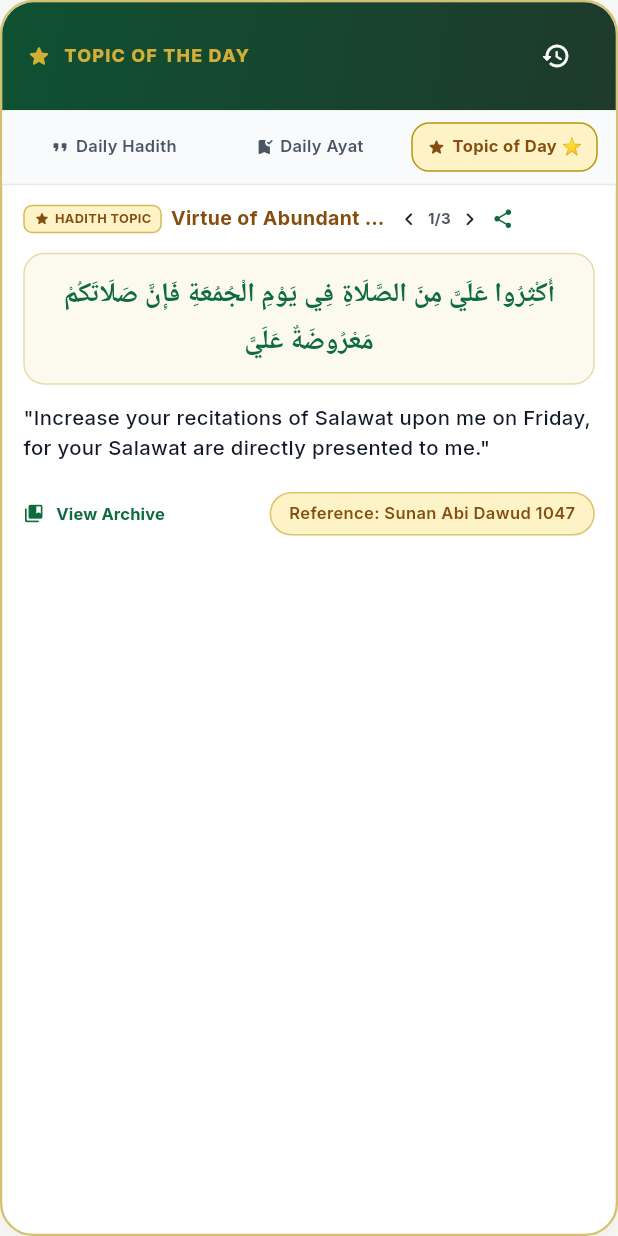
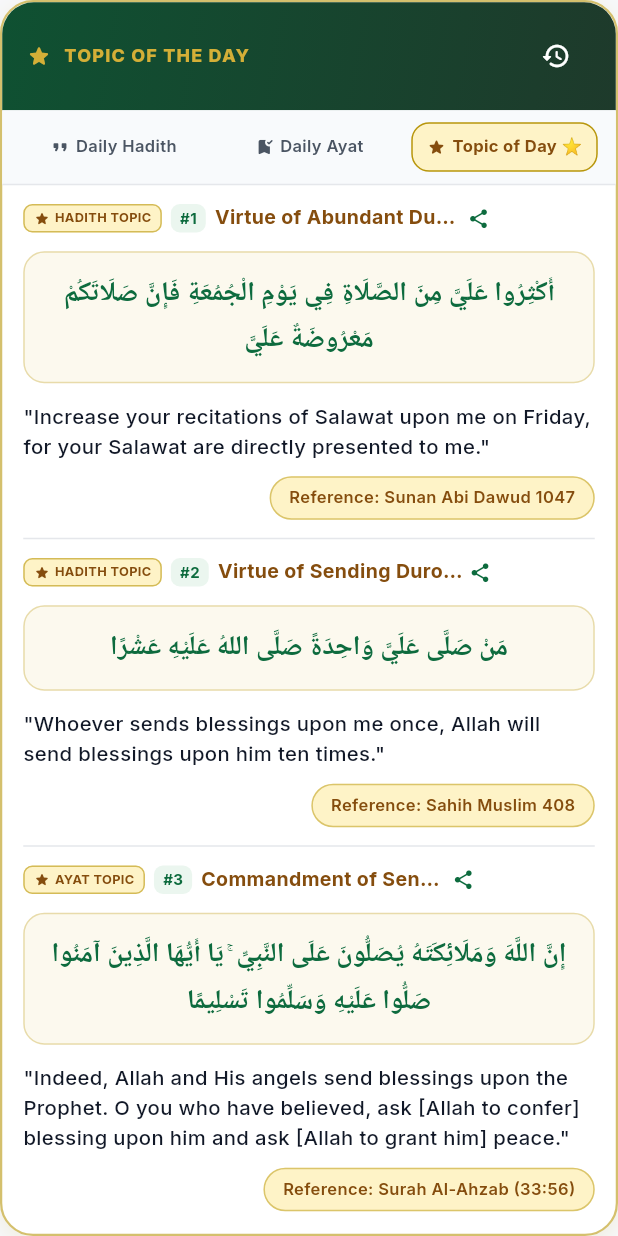
Before and after one commit to Hassan-Developer-cmd/NOOR-E-SUNNAT, a Flutter app: the HadithWisdomCard widget shown alone on an empty page, opened directly, after a tap on "Daily Ayat", after a tap on "Topic of Day ⭐", on a phone screen of 412 x 824 dp. Run offline on Flutter 3.47's test engine with Material 3 defaults, Android fonts, the phone set to English and light mode, and no system bars; our stand-ins replace cloud_firestore, firebase_auth, firebase_core, flutter_local_notifications, google_fonts, google_sign_in and 1 more; accounts and stored records are empty; Roboto replaces fonts that are missing (Amiri).

Commit message:
feat(daily-content): remove manual active/topic toggles and display all entries vertically in app

```diff
--- a/lib/features/home/presentation/widgets/hadith_wisdom_card.dart
+++ b/lib/features/home/presentation/widgets/hadith_wisdom_card.dart
@@ -14,9 +14,6 @@ class HadithWisdomCard extends StatefulWidget {
 
 class _HadithWisdomCardState extends State<HadithWisdomCard> {
   int _selectedTab = 0; // 0 = Daily Hadith, 1 = Daily Ayat, 2 = Topic of the Day
-  int _hadithIndex = 0;
-  int _ayatIndex = 0;
-  int _topicIndex = 0;
 
   @override
   Widget build(BuildContext context) {
@@ -218,77 +215,94 @@ class _HadithWisdomCardState extends State<HadithWisdomCard> {
   }
 
   Widget _buildTabContent(bool isUrdu) {
+    Stream<List<DailyContentModel>> stream;
+    DailyContentModel fallback;
     if (_selectedTab == 0) {
+      stream = ContentService.dailyHadithsStream;
+      fallback = ContentService.defaultHadith;
+    } else if (_selectedTab == 1) {
+      stream = ContentService.dailyAyatsStream;
+      fallback = ContentService.defaultAyat;
+    } else {
+      stream = ContentService.topicsOfTheDayStream;
+      fallback = ContentService.defaultTopicOfTheDay;
+    }
+
     return StreamBuilder<List<DailyContentModel>>(
-        stream: ContentService.dailyHadithsStream,
+      stream: stream,
       builder: (context, snap) {
-          final list = snap.data ?? [ContentService.defaultHadith];
-          if (_hadithIndex >= list.length) _hadithIndex = 0;
-          final item = list.isNotEmpty ? list[_hadithIndex] : ContentService.defaultHadith;
-          return _buildItemCard(
+        final list = (snap.data != null && snap.data!.isNotEmpty)
+            ? snap.data!
+            : [fallback];
+
+        return Column(
+          crossAxisAlignment: CrossAxisAlignment.start,
+          children: [
+            for (int i = 0; i < list.length; i++) ...[
+              if (i > 0)
+                Container(
+                  margin: const EdgeInsets.symmetric(horizontal: 14),
+                  child: const Divider(
+                    height: 1,
+                    thickness: 1,
+                    color: AppColors.borderLight,
+                  ),
+                ),
+              _buildSingleEntryItem(
                 context: context,
-            item: item,
-            currentIndex: _hadithIndex,
+                item: list[i],
+                itemIndex: i + 1,
                 totalCount: list.length,
                 isUrdu: isUrdu,
-            onPrev: () => setState(
-                () => _hadithIndex = (_hadithIndex - 1 + list.length) % list.length),
-            onNext: () => setState(
-                () => _hadithIndex = (_hadithIndex + 1) % list.length),
-          );
-        },
-      );
-    } else if (_selectedTab == 1) {
-      return StreamBuilder<List<DailyContentModel>>(
-        stream: ContentService.dailyAyatsStream,
-        builder: (context, snap) {
-          final list = snap.data ?? [ContentService.defaultAyat];
-          if (_ayatIndex >= list.length) _ayatIndex = 0;
-          final item = list.isNotEmpty ? list[_ayatIndex] : ContentService.defaultAyat;
-          return _buildItemCard(
-            context: context,
-            item: item,
-            currentIndex: _ayatIndex,
-            totalCount: list.length,
-            isUrdu: isUrdu,
-            onPrev: () => setState(
-                () => _ayatIndex = (_ayatIndex - 1 + list.length) % list.length),
-            onNext: () => setState(
-                () => _ayatIndex = (_ayatIndex + 1) % list.length),
-          );
-        },
-      );
-    } else {
-      return StreamBuilder<List<DailyContentModel>>(
-        stream: ContentService.topicsOfTheDayStream,
-        builder: (context, snap) {
-          final list = snap.data ?? [ContentService.defaultHadith, ContentService.defaultAyat];
-          if (_topicIndex >= list.length) _topicIndex = 0;
-          final item = list.isNotEmpty ? list[_topicIndex] : ContentService.defaultHadith;
-          return _buildItemCard(
-            context: context,
-            item: item,
-            currentIndex: _topicIndex,
-            totalCount: list.length,
-            isUrdu: isUrdu,
-            onPrev: () => setState(
-                () => _topicIndex = (_topicIndex - 1 + list.length) % list.length),
-            onNext: () => setState(
-                () => _topicIndex = (_topicIndex + 1) % list.length),
+              ),
+            ],
+            // Footer with Archive link & Count
+            Padding(
+              padding: const EdgeInsets.symmetric(horizontal: 14, vertical: 8),
+              child: Row(
+                mainAxisAlignment: MainAxisAlignment.spaceBetween,
+                children: [
+                  TextButton.icon(
+                    onPressed: () => _showHistorySheet(context, isUrdu),
+                    icon: const Icon(Icons.collections_bookmark_rounded,
+                        size: 14, color: AppColors.primaryEmerald),
+                    label: Text(
+                      isUrdu ? 'حدیث آرکائیو / تمام دیکھیں' : 'View Archive',
+                      style: const TextStyle(
+                        fontSize: 11,
+                        fontWeight: FontWeight.bold,
+                        color: AppColors.primaryEmerald,
+                      ),
+                    ),
+                    style: TextButton.styleFrom(
+                      padding: EdgeInsets.zero,
+                      visualDensity: VisualDensity.compact,
+                    ),
+                  ),
+                  if (list.length > 1)
+                    Text(
+                      isUrdu ? '${list.length} اندراجات' : '${list.length} entries',
+                      style: const TextStyle(
+                        fontSize: 11,
+                        color: AppColors.textSecondary,
+                        fontWeight: FontWeight.w600,
+                      ),
+                    ),
+                ],
+              ),
+            ),
+          ],
         );
       },
     );
   }
-  }
 
-  Widget _buildItemCard({
+  Widget _buildSingleEntryItem({
     required BuildContext context,
     required DailyContentModel item,
-    required int currentIndex,
+    required int itemIndex,
     required int totalCount,
     required bool isUrdu,
-    required VoidCallback onPrev,
-    required VoidCallback onNext,
   }) {
     final title = item.getTitle(isUrdu);
     final content = item.getContent(isUrdu);
@@ -318,7 +332,7 @@ class _HadithWisdomCardState extends State<HadithWisdomCard> {
           child: Column(
             crossAxisAlignment: CrossAxisAlignment.start,
             children: [
-              // Entry Title Bar & Stepper Controls
+              // Entry Title Bar & Share Controls
               Row(
                 children: [
                   if (isTopic) ...[
@@ -355,6 +369,24 @@ class _HadithWisdomCardState extends State<HadithWisdomCard> {
                       ),
                     ),
                   ],
+                  if (totalCount > 1) ...[
+                    Container(
+                      padding: const EdgeInsets.symmetric(horizontal: 6, vertical: 2),
+                      margin: const EdgeInsetsDirectional.only(end: 6),
+                      decoration: BoxDecoration(
+                        color: AppColors.emeraldContainer,
+                        borderRadius: BorderRadius.circular(6),
+                      ),
+                      child: Text(
+                        '#$itemIndex',
+                        style: const TextStyle(
+                          fontSize: 10,
+                          fontWeight: FontWeight.bold,
+                          color: AppColors.primaryEmerald,
+                        ),
+                      ),
+                    ),
+                  ],
                   Expanded(
                     child: Text(
                       title,
@@ -367,44 +399,6 @@ class _HadithWisdomCardState extends State<HadithWisdomCard> {
                       overflow: TextOverflow.ellipsis,
                     ),
                   ),
-                  Row(
-                    mainAxisSize: MainAxisSize.min,
-                    children: [
-                      if (totalCount > 1) ...[
-                        Tooltip(
-                          message: isUrdu ? 'پچھلا' : 'Previous',
-                          child: InkWell(
-                            onTap: onPrev,
-                            borderRadius: BorderRadius.circular(10),
-                            child: const Padding(
-                              padding: EdgeInsets.all(2),
-                              child: Icon(Icons.chevron_left_rounded, size: 17),
-                            ),
-                          ),
-                        ),
-                        Padding(
-                          padding: const EdgeInsets.symmetric(horizontal: 2),
-                          child: Text(
-                            '${currentIndex + 1}/$totalCount',
-                            style: const TextStyle(
-                              fontSize: 10,
-                              color: AppColors.textSecondary,
-                              fontWeight: FontWeight.bold,
-                            ),
-                          ),
-                        ),
-                        Tooltip(
-                          message: isUrdu ? 'اگلا' : 'Next',
-                          child: InkWell(
-                            onTap: onNext,
-                            borderRadius: BorderRadius.circular(10),
-                            child: const Padding(
-                              padding: EdgeInsets.all(2),
-                              child: Icon(Icons.chevron_right_rounded, size: 17),
-                            ),
-                          ),
-                        ),
-                      ],
                   Tooltip(
                     message: isUrdu ? 'شئیر کریں' : 'Share',
                     child: InkWell(
@@ -415,8 +409,6 @@ class _HadithWisdomCardState extends State<HadithWisdomCard> {
                         child: Icon(Icons.share_rounded, size: 15, color: AppColors.primaryEmerald),
                       ),
                     ),
-                      ),
-                    ],
                   ),
                 ],
               ),
@@ -465,30 +457,12 @@ class _HadithWisdomCardState extends State<HadithWisdomCard> {
                   height: isUrdu ? 1.6 : 1.5,
                 ),
               ),
-              const SizedBox(height: 14),
+              const SizedBox(height: 10),
 
-              // Footer: View Archive Button & Citation Chip
-              Row(
-                mainAxisAlignment: MainAxisAlignment.spaceBetween,
-                children: [
-                  TextButton.icon(
-                    onPressed: () => _showHistorySheet(context, isUrdu),
-                    icon: const Icon(Icons.collections_bookmark_rounded,
-                        size: 14, color: AppColors.primaryEmerald),
-                    label: Text(
-                      isUrdu ? 'حدیث آرکائیو / تمام دیکھیں' : 'View Archive',
-                      style: const TextStyle(
-                        fontSize: 11,
-                        fontWeight: FontWeight.bold,
-                        color: AppColors.primaryEmerald,
-                      ),
-                    ),
-                    style: TextButton.styleFrom(
-                      padding: EdgeInsets.zero,
-                      visualDensity: VisualDensity.compact,
-                    ),
-                  ),
-                  Flexible(
+              // Citation Chip
+              if (citation.isNotEmpty) ...[
+                Align(
+                  alignment: isUrdu ? Alignment.centerLeft : Alignment.centerRight,
                   child: Container(
                     padding: const EdgeInsets.symmetric(horizontal: 12, vertical: 5),
                     decoration: BoxDecoration(
@@ -515,7 +489,6 @@ class _HadithWisdomCardState extends State<HadithWisdomCard> {
                   ),
                 ),
               ],
-              ),
             ],
           ),
         ),
--- a/lib/services/content_service.dart
+++ b/lib/services/content_service.dart
@@ -58,7 +58,7 @@ class ContentService {
     isTopicOfTheDay: true,
   );
 
-  /// Live stream of active Daily Hadiths list (newest first).
+  /// Live stream of all Daily Hadiths (newest first).
   static Stream<List<DailyContentModel>> get dailyHadithsStream {
     return _firestore
         .collection('daily_content')
@@ -66,12 +66,10 @@ class ContentService {
         .map((snap) {
       final items = snap.docs
           .map((doc) => DailyContentModel.fromMap(doc.id, doc.data()))
-          .where((d) => d.isHadith && d.isActive)
+          .where((d) => d.isHadith)
           .toList();
 
       items.sort((a, b) {
-        if (a.isTopicOfTheDay && !b.isTopicOfTheDay) return -1;
-        if (!a.isTopicOfTheDay && b.isTopicOfTheDay) return 1;
         final aTime = a.createdAt ?? a.scheduledDate ?? DateTime.fromMillisecondsSinceEpoch(0);
         final bTime = b.createdAt ?? b.scheduledDate ?? DateTime.fromMillisecondsSinceEpoch(0);
         return bTime.compareTo(aTime);
@@ -84,7 +82,7 @@ class ContentService {
     });
   }
 
-  /// Live stream of active Daily Ayats list (newest first).
+  /// Live stream of all Daily Ayats (newest first).
   static Stream<List<DailyContentModel>> get dailyAyatsStream {
     return _firestore
         .collection('daily_content')
@@ -92,12 +90,10 @@ class ContentService {
         .map((snap) {
       final items = snap.docs
           .map((doc) => DailyContentModel.fromMap(doc.id, doc.data()))
-          .where((d) => d.isAyat && d.isActive)
+          .where((d) => d.isAyat)
           .toList();
 
       items.sort((a, b) {
-        if (a.isTopicOfTheDay && !b.isTopicOfTheDay) return -1;
-        if (!a.isTopicOfTheDay && b.isTopicOfTheDay) return 1;
         final aTime = a.createdAt ?? a.scheduledDate ?? DateTime.fromMillisecondsSinceEpoch(0);
         final bTime = b.createdAt ?? b.scheduledDate ?? DateTime.fromMillisecondsSinceEpoch(0);
         return bTime.compareTo(aTime);
@@ -110,7 +106,7 @@ class ContentService {
     });
   }
 
-  /// Live stream of all active Topic of the Day entries.
+  /// Live stream of all Topic of the Day entries (newest first).
   static Stream<List<DailyContentModel>> get topicsOfTheDayStream {
     return _firestore
         .collection('daily_content')
@@ -118,7 +114,7 @@ class ContentService {
         .map((snap) {
       final items = snap.docs
           .map((doc) => DailyContentModel.fromMap(doc.id, doc.data()))
-          .where((d) => d.isTopicOfTheDay && d.isActive)
+          .where((d) => d.isTopicOfTheDay)
           .toList();
 
       items.sort((a, b) {
```
Also changed, not shown: lib/features/admin_panel/presentation/admin_dashboard_web.dart (+27 -97 lines), lib/services/admin_service.dart (+0 -81 lines). Lines whose indentation alone changed are shown as unchanged.
